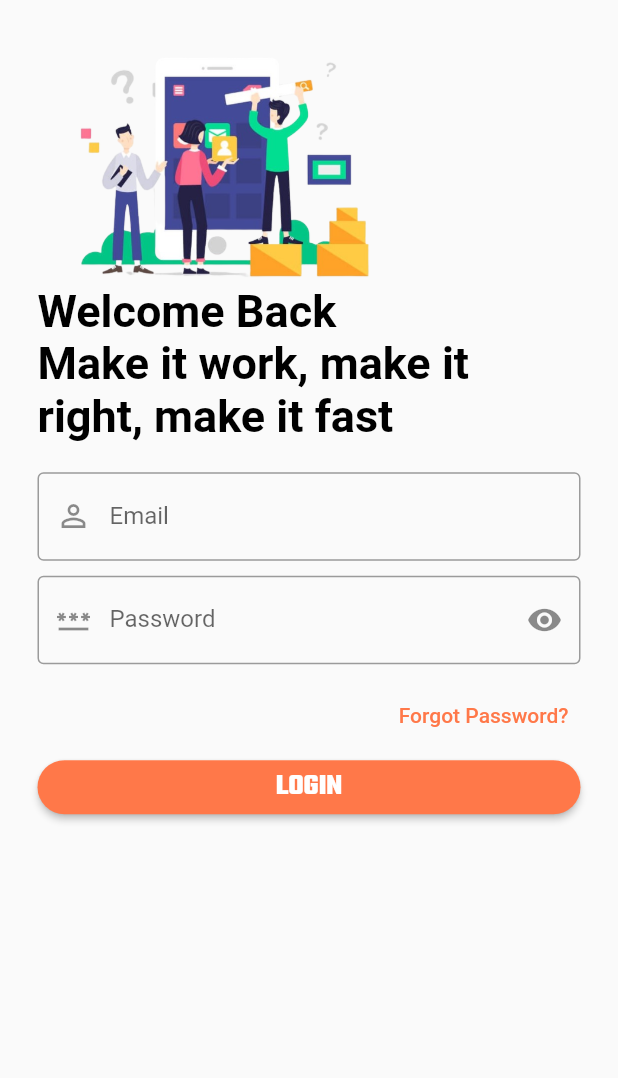
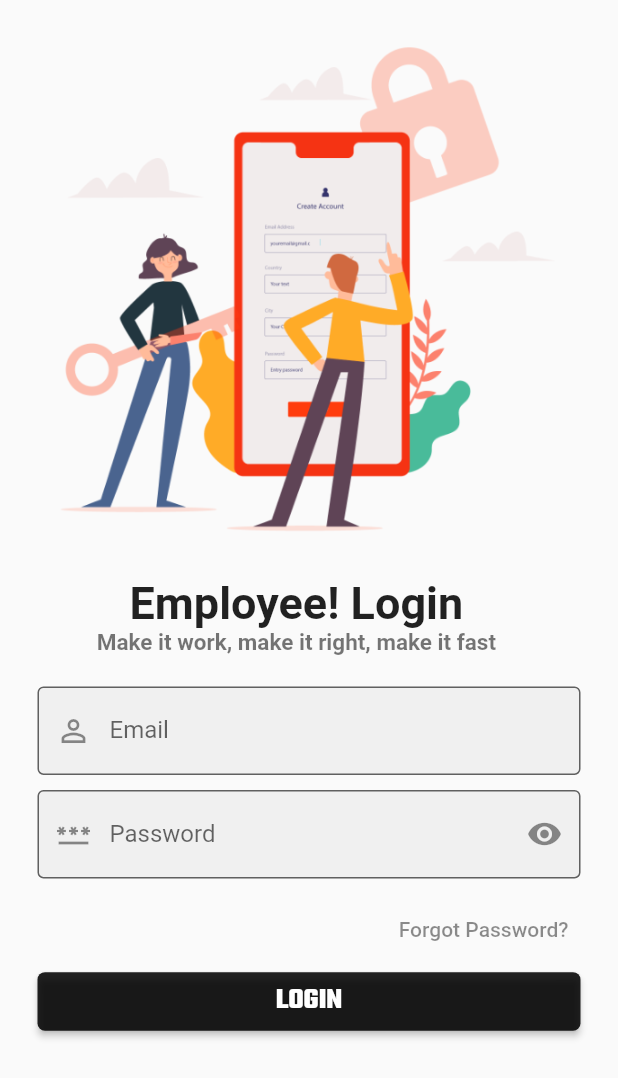
Before and after one commit to Rahul007bond/HRMS, a Flutter app: the screen it shows after launch, after a tap on "LOGIN", on a phone screen of 412 x 824 dp. Shown: the top 1078 px of the screen. Run offline on Flutter 3.47's test engine with Material 2 defaults, Android fonts, the phone set to English and light mode, and no system bars; our stand-ins replace get, liquid_swipe, smooth_page_indicator.

Commit message:
2nd commit

```diff
--- a/lib/src/common_widgets/form/form_header_widget.dart
+++ b/lib/src/common_widgets/form/form_header_widget.dart
@@ -3,30 +3,41 @@ import 'package:flutter/material.dart';
 class FormHeaderWidget extends StatelessWidget {
   const FormHeaderWidget({
     Key? key,
+    this.imageColor,
+    this.heightBetween,
     required this.image,
     required this.title,
     required this.subTitle,
+    this.imageHeight=0.2,
+    this.crossAxisAlignment=CrossAxisAlignment.start,
+    this.textAlign,
   }) : super(key: key);
+  final TextAlign? textAlign;
+  final Color? imageColor;
+  final double? imageHeight;
+  final double? heightBetween;
+  final CrossAxisAlignment crossAxisAlignment;
   final String image, title, subTitle;
   @override
   Widget build(BuildContext context) {
     final size = MediaQuery.of(context).size;
     return Column(
-      crossAxisAlignment: CrossAxisAlignment.start,
+      crossAxisAlignment: crossAxisAlignment,
       children: [
         Image(
-          image: AssetImage(image),
-          height: size.height * 0.2,
+          image: AssetImage(image),color: imageColor,height:size.height * imageHeight!,
+
         ),
+        SizedBox(height: heightBetween,),
         Text(
           title,
           style: const TextStyle(
-              fontSize: 30, fontWeight: FontWeight.bold, color: Colors.black),
+              fontSize: 30, fontWeight: FontWeight.bold, color:Colors.black87),
         ),
         Text(
-          subTitle,
+          subTitle,textAlign: textAlign,
           style: const TextStyle(
-              fontSize: 30, fontWeight: FontWeight.bold, color: Colors.black),
+              fontSize: 15, fontWeight: FontWeight.bold,color: Colors.black54 ),
         )
       ],
     );
--- a/lib/src/constants/image_string.dart
+++ b/lib/src/constants/image_string.dart
@@ -3,6 +3,6 @@ const String hOnBoardingimg1="assets/images/onboarding/bg1.png";
 const String hOnBoardingimg2="assets/images/onboarding/bg2-removebg-preview.png";
 const String hOnBoardingimg3="assets/images/onboarding/bg3-removebg-preview.png";
 
-const String hWelcomeScreenImage="assets/images/welcome/loginbg1.png";
+const String hWelcomeScreenImage="assets/images/welcome/login_bg.png";
 
-const String hForgotPasswordImage="assets/images/forgot/forgot-removebg-preview.png";
+const String hForgotPasswordImage="assets/images/forgot_password/forgot-removebg-preview.png";
--- a/lib/src/constants/sizes.dart
+++ b/lib/src/constants/sizes.dart
@@ -1,3 +1,3 @@
 const hDefaultSize=30.0;
 const hSplashContainer=30.0;
-const hButtonHeight=3.0;
+const hButtonHeight=5.0;
--- a/lib/src/constants/text_strings.dart
+++ b/lib/src/constants/text_strings.dart
@@ -25,7 +25,7 @@ const String hWelcomeSubTitle="Let's help you to manage your work on your mobile
 
 //Login Page
 
-const String hLoginTitle="Welcome Back";
+const String hLoginTitle="Employee! Login";
 const String hLoginSubTitle="Make it work, make it right, make it fast";
 const String hRemember="Remember me?";
 
--- a/lib/src/features/authentication/screens/login/login_form_widget.dart
+++ b/lib/src/features/authentication/screens/login/login_form_widget.dart
@@ -1,4 +1,3 @@
-
 import 'package:flutter/material.dart';
 
 import '../forgot_password/forgot_password_options/forgot_password_model_bottom_sheet.dart';
@@ -10,60 +9,63 @@ class LoginForm extends StatelessWidget {
 
   @override
   Widget build(BuildContext context) {
-    return Form(child: Container(
+    return Form(
+        child: Container(
       padding: const EdgeInsets.symmetric(vertical: 20.0),
       child: Column(
         crossAxisAlignment: CrossAxisAlignment.start,
         children: [
           TextFormField(
             decoration: const InputDecoration(
+              filled: true,
               prefixIcon: Icon(Icons.person_outline_outlined),
               labelText: "Email",
               hintText: "Email",
-                border: OutlineInputBorder()
+              border: OutlineInputBorder(),
             ),
           ),
-          SizedBox(height: 10,),
+          const SizedBox(
+            height: 10,
+          ),
           TextFormField(
             decoration: InputDecoration(
+                filled: true,
                 prefixIcon: const Icon(Icons.password),
                 labelText: "Password",
                 hintText: "Password",
                 border: const OutlineInputBorder(),
                 suffixIcon: IconButton(
-                    onPressed: (){},
-                    icon: const Icon(Icons.remove_red_eye_sharp))
+                    onPressed: () {},
+                    icon: const Icon(Icons.remove_red_eye_sharp))),
           ),
+          const SizedBox(
+            height: 10,
           ),
-          const SizedBox(height: 10,),
-          Align(alignment: Alignment.centerRight,
+          Align(
+            alignment: Alignment.centerRight,
             child: TextButton(
-                onPressed: (){
+                onPressed: () {
                   ForgotPasswordScreen.buildShowModalBottomSheet(context);
                 },
                 child: const Text(
-                    "Forgot Password?"
-                )
+                  "Forgot Password?",
+                  style: TextStyle(color: Colors.black45),
+                )),
           ),
-          ),
-
           Row(
             children: [
-
               Expanded(
                 child: ElevatedButton(
-                      onPressed: (){},
-                      child: const Text("LOGIN",style: TextStyle(fontFamily: 'tk',fontSize: 20),)
-                  ),
+                    onPressed: () {},
+                    child: const Text(
+                      "LOGIN",
+                      style: TextStyle(fontFamily: 'tk', fontSize: 20),
+                    )),
               ),
             ],
           ),
-
         ],
       ),
     ));
   }
-
-
-
 }
--- a/lib/src/features/authentication/screens/login/login_screen.dart
+++ b/lib/src/features/authentication/screens/login/login_screen.dart
@@ -15,6 +15,7 @@ class LoginScreen extends StatelessWidget {
     final size = MediaQuery.of(context).size;
     return SafeArea(
       child: Scaffold(
+         // backgroundColor: const Color(0xffff7849),
           body: SingleChildScrollView(
         child: Container(
           padding: const EdgeInsets.all(hDefaultSize-5),
@@ -26,6 +27,9 @@ class LoginScreen extends StatelessWidget {
                  image:hWelcomeScreenImage,
                  title: hLoginTitle,
                  subTitle: hLoginSubTitle,
+                 crossAxisAlignment: CrossAxisAlignment.center,
+                 heightBetween: hDefaultSize,
+                 imageHeight: 0.4,
 
                ),
 
--- a/lib/src/features/authentication/screens/welcome/welcome_screen.dart
+++ b/lib/src/features/authentication/screens/welcome/welcome_screen.dart
@@ -21,7 +21,7 @@ class WelcomeScreen extends StatelessWidget {
     controller.startAnimation();
     var height = MediaQuery.of(context).size.height;
     return Scaffold(
-      backgroundColor: Color(0xffff7849),
+      backgroundColor: const Color(0xffff7849),
       body: Stack(
         children: [
           HFadeInAnimation(
--- a/lib/src/utils/theme/theme.dart
+++ b/lib/src/utils/theme/theme.dart
@@ -28,6 +28,15 @@ class HApptheme{
           900:Color(0xffff7849),
 
         }),
+        inputDecorationTheme: InputDecorationTheme(
+
+          border: OutlineInputBorder(
+            borderSide: BorderSide(
+              color: Colors.black
+            )
+          )
+        ),
+
         outlinedButtonTheme: HOutlinedButtonTheme.outlinedButtonTheme,
         elevatedButtonTheme: HElevatedButtonTheme.elevatedButtonTheme
 
--- a/lib/src/utils/theme/widget_themes/elevated_button_theme.dart
+++ b/lib/src/utils/theme/widget_themes/elevated_button_theme.dart
@@ -7,9 +7,9 @@ class HElevatedButtonTheme{
   HElevatedButtonTheme._();
   static final elevatedButtonTheme=ElevatedButtonThemeData(
       style: ElevatedButton.styleFrom(
-          shape: RoundedRectangleBorder(borderRadius: BorderRadius.circular(35)),
+          shape: RoundedRectangleBorder(borderRadius: BorderRadius.circular(5)),
           foregroundColor: Colors.white,
-          backgroundColor: const Color(0xffff7849),
+          backgroundColor: Colors.black87,
           //side: BorderSide(color: hSecondaryColor),
           padding: const EdgeInsets.symmetric(vertical: hButtonHeight,)
       )
--- a/lib/src/utils/theme/widget_themes/outlinedbutton_theme.dart
+++ b/lib/src/utils/theme/widget_themes/outlinedbutton_theme.dart
@@ -7,10 +7,9 @@ class HOutlinedButtonTheme{
   HOutlinedButtonTheme._();
   static final outlinedButtonTheme=OutlinedButtonThemeData(
       style: OutlinedButton.styleFrom(
-          shape: RoundedRectangleBorder(borderRadius: BorderRadius.circular(25)),
+          shape: RoundedRectangleBorder(borderRadius: BorderRadius.circular(5)),
           foregroundColor: const Color(0xffff7849),
           backgroundColor: Colors.white,
-        //  side: BorderSide(color: Colors.black),
          padding: EdgeInsets.symmetric(vertical: hButtonHeight,)
       )
   );
--- a/pubspec.yaml
+++ b/pubspec.yaml
@@ -71,6 +71,7 @@ flutter:
     - assets/images/onboarding/
     - assets/images/splash/
     - assets/images/welcome/
+    - assets/images/forgot_password/
   #   - images/a_dot_ham.jpeg
 
   # An image asset can refer to one or more resolution-specific "variants", see
```
Also changed, not shown: lib/src/features/authentication/screens/forgot_password/forgot_password_mail/forgot_password_mail.dart (+33 -7 lines), lib/src/features/authentication/screens/forgot_password/forgot_password_options/forgot_password_model_bottom_sheet.dart (+8 -2 lines), assets/images/welcome/login_bg.png (added). Lines whose indentation alone changed are shown as unchanged.
